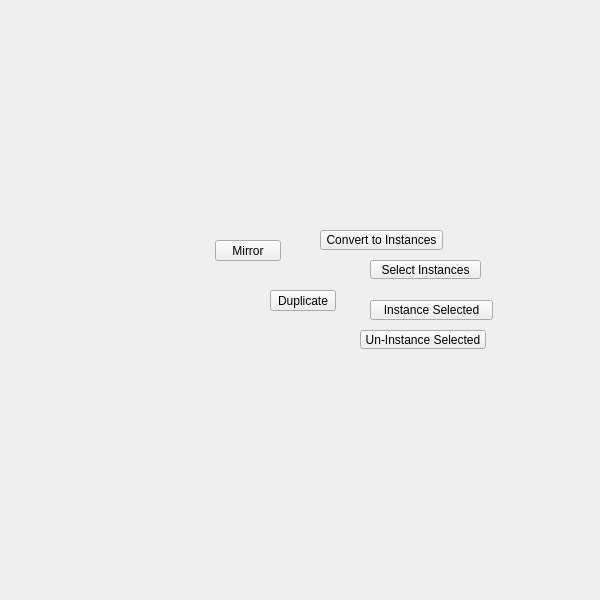
Before: the Qt Designer form tentacle/ui/duplicate#submenu.ui in m3trik/tentacle, drawn with Qt 5.
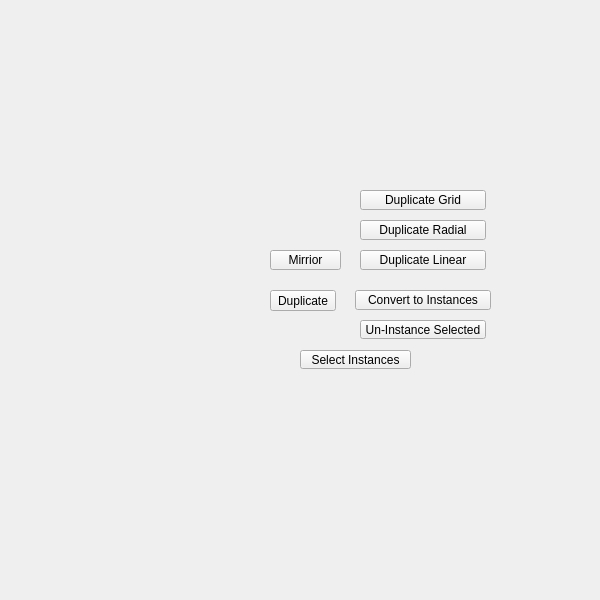
After: the same form once the commit is applied. Custom widgets are drawn as their Qt base class.

Patch:
```diff
--- a/tentacle/ui/duplicate#submenu.ui
+++ b/tentacle/ui/duplicate#submenu.ui
@@ -87,8 +87,8 @@
    <widget class="QPushButton" name="b004">
     <property name="geometry">
      <rect>
-      <x>370</x>
-      <y>260</y>
+      <x>300</x>
+      <y>350</y>
       <width>111</width>
       <height>19</height>
      </rect>
@@ -128,7 +128,7 @@
     <property name="geometry">
      <rect>
       <x>360</x>
-      <y>330</y>
+      <y>320</y>
       <width>126</width>
       <height>19</height>
      </rect>
@@ -164,40 +164,12 @@
      <bool>true</bool>
     </property>
    </widget>
-   <widget class="QPushButton" name="i019">
-    <property name="geometry">
-     <rect>
-      <x>215</x>
-      <y>240</y>
-      <width>66</width>
-      <height>21</height>
-     </rect>
-    </property>
-    <property name="minimumSize">
-     <size>
-      <width>0</width>
-      <height>21</height>
-     </size>
-    </property>
-    <property name="maximumSize">
-     <size>
-      <width>16777215</width>
-      <height>21</height>
-     </size>
-    </property>
-    <property name="whatsThis">
-     <string>mirror</string>
-    </property>
-    <property name="text">
-     <string>Mirror</string>
-    </property>
-   </widget>
    <widget class="PushButton" name="tb000">
     <property name="geometry">
      <rect>
-      <x>320</x>
-      <y>230</y>
-      <width>123</width>
+      <x>355</x>
+      <y>290</y>
+      <width>136</width>
       <height>20</height>
      </rect>
     </property>
@@ -238,12 +210,150 @@
      <bool>true</bool>
     </property>
    </widget>
+   <widget class="QPushButton" name="b006">
+    <property name="geometry">
+     <rect>
+      <x>360</x>
+      <y>250</y>
+      <width>126</width>
+      <height>20</height>
+     </rect>
+    </property>
+    <property name="minimumSize">
+     <size>
+      <width>0</width>
+      <height>20</height>
+     </size>
+    </property>
+    <property name="maximumSize">
+     <size>
+      <width>16777215</width>
+      <height>20</height>
+     </size>
+    </property>
+    <property name="toolTip">
+     <string>&lt;html&gt;&lt;head/&gt;&lt;body&gt;&lt;p&gt;Duplicate: Create a linear array.&lt;/p&gt;&lt;/body&gt;&lt;/html&gt;</string>
+    </property>
+    <property name="text">
+     <string>Duplicate Linear</string>
+    </property>
+    <property name="iconSize">
+     <size>
+      <width>18</width>
+      <height>18</height>
+     </size>
+    </property>
+    <property name="autoDefault">
+     <bool>false</bool>
+    </property>
+    <property name="default">
+     <bool>false</bool>
+    </property>
+    <property name="flat">
+     <bool>false</bool>
+    </property>
+    <property name="bnabled" stdset="0">
+     <bool>true</bool>
+    </property>
+   </widget>
+   <widget class="QPushButton" name="b008">
+    <property name="geometry">
+     <rect>
+      <x>360</x>
+      <y>190</y>
+      <width>126</width>
+      <height>20</height>
+     </rect>
+    </property>
+    <property name="minimumSize">
+     <size>
+      <width>0</width>
+      <height>20</height>
+     </size>
+    </property>
+    <property name="maximumSize">
+     <size>
+      <width>16777215</width>
+      <height>20</height>
+     </size>
+    </property>
+    <property name="toolTip">
+     <string>&lt;html&gt;&lt;head/&gt;&lt;body&gt;&lt;p&gt;Duplicate: Create a grid array.&lt;/p&gt;&lt;/body&gt;&lt;/html&gt;</string>
+    </property>
+    <property name="text">
+     <string>Duplicate Grid</string>
+    </property>
+    <property name="iconSize">
+     <size>
+      <width>18</width>
+      <height>18</height>
+     </size>
+    </property>
+    <property name="autoDefault">
+     <bool>false</bool>
+    </property>
+    <property name="default">
+     <bool>false</bool>
+    </property>
+    <property name="flat">
+     <bool>false</bool>
+    </property>
+    <property name="bnabled" stdset="0">
+     <bool>true</bool>
+    </property>
+   </widget>
+   <widget class="QPushButton" name="b007">
+    <property name="geometry">
+     <rect>
+      <x>360</x>
+      <y>220</y>
+      <width>126</width>
+      <height>20</height>
+     </rect>
+    </property>
+    <property name="minimumSize">
+     <size>
+      <width>0</width>
+      <height>20</height>
+     </size>
+    </property>
+    <property name="maximumSize">
+     <size>
+      <width>16777215</width>
+      <height>20</height>
+     </size>
+    </property>
+    <property name="toolTip">
+     <string>&lt;html&gt;&lt;head/&gt;&lt;body&gt;&lt;p&gt;Radial Array: Create a radial array.&lt;/p&gt;&lt;/body&gt;&lt;/html&gt;</string>
+    </property>
+    <property name="text">
+     <string>Duplicate Radial</string>
+    </property>
+    <property name="iconSize">
+     <size>
+      <width>18</width>
+      <height>18</height>
+     </size>
+    </property>
+    <property name="autoDefault">
+     <bool>false</bool>
+    </property>
+    <property name="default">
+     <bool>false</bool>
+    </property>
+    <property name="flat">
+     <bool>false</bool>
+    </property>
+    <property name="bnabled" stdset="0">
+     <bool>true</bool>
+    </property>
+   </widget>
    <widget class="QPushButton" name="b000">
     <property name="geometry">
      <rect>
-      <x>370</x>
-      <y>300</y>
-      <width>123</width>
+      <x>270</x>
+      <y>250</y>
+      <width>71</width>
       <height>20</height>
      </rect>
     </property>
@@ -255,7 +365,7 @@
     </property>
     <property name="maximumSize">
      <size>
-      <width>999</width>
+      <width>16777215</width>
       <height>20</height>
      </size>
     </property>
@@ -263,7 +373,7 @@
      <string>&lt;html&gt;&lt;head/&gt;&lt;body&gt;&lt;p&gt;Create instances of any selected objects.&lt;/p&gt;&lt;/body&gt;&lt;/html&gt;</string>
     </property>
     <property name="text">
-     <string>Instance Selected</string>
+     <string>Mirrior</string>
     </property>
     <property name="iconSize">
      <size>
```
Left out of the diff: 2 changed lines with no effect on the pictures.
